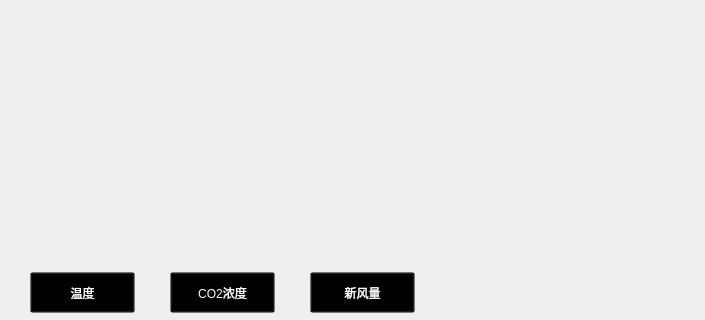
Old version of the form Window/Form/curve.ui in the repository caosq/ChickenFarm; both pictures show x 0 to 705 and y 388 to 708 of the 920 by 708 pixel window.
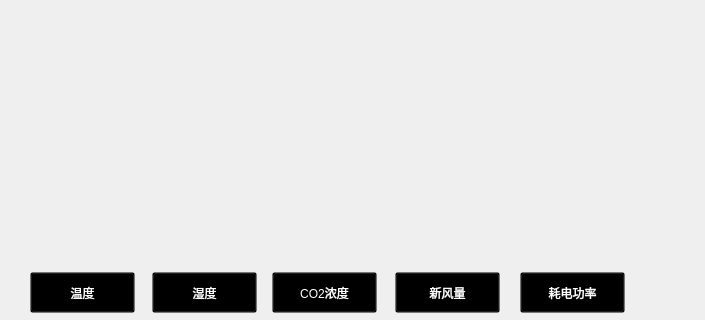
New version of the form. Icons and pictures are not drawn.

```diff
--- a/Window/Form/curve.ui
+++ b/Window/Form/curve.ui
@@ -609,7 +609,7 @@
   <widget class="QPushButton" name="co2Button">
    <property name="geometry">
     <rect>
-     <x>170</x>
+     <x>272</x>
      <y>660</y>
      <width>105</width>
      <height>41</height>
@@ -744,7 +744,7 @@
   <widget class="QPushButton" name="airButton">
    <property name="geometry">
     <rect>
-     <x>310</x>
+     <x>395</x>
      <y>660</y>
      <width>105</width>
      <height>41</height>
@@ -876,6 +876,276 @@
     <string>新风量</string>
    </property>
   </widget>
+  <widget class="QPushButton" name="humiButton">
+   <property name="geometry">
+    <rect>
+     <x>152</x>
+     <y>660</y>
+     <width>105</width>
+     <height>41</height>
+    </rect>
+   </property>
+   <property name="palette">
+    <palette>
+     <active>
+      <colorrole role="Button">
+       <brush brushstyle="SolidPattern">
+        <color alpha="0">
+         <red>0</red>
+         <green>0</green>
+         <blue>0</blue>
+        </color>
+       </brush>
+      </colorrole>
+      <colorrole role="ButtonText">
+       <brush brushstyle="SolidPattern">
+        <color alpha="255">
+         <red>255</red>
+         <green>255</green>
+         <blue>255</blue>
+        </color>
+       </brush>
+      </colorrole>
+      <colorrole role="Base">
+       <brush brushstyle="SolidPattern">
+        <color alpha="0">
+         <red>0</red>
+         <green>0</green>
+         <blue>0</blue>
+        </color>
+       </brush>
+      </colorrole>
+      <colorrole role="Window">
+       <brush brushstyle="SolidPattern">
+        <color alpha="0">
+         <red>0</red>
+         <green>0</green>
+         <blue>0</blue>
+        </color>
+       </brush>
+      </colorrole>
+     </active>
+     <inactive>
+      <colorrole role="Button">
+       <brush brushstyle="SolidPattern">
+        <color alpha="0">
+         <red>0</red>
+         <green>0</green>
+         <blue>0</blue>
+        </color>
+       </brush>
+      </colorrole>
+      <colorrole role="ButtonText">
+       <brush brushstyle="SolidPattern">
+        <color alpha="255">
+         <red>255</red>
+         <green>255</green>
+         <blue>255</blue>
+        </color>
+       </brush>
+      </colorrole>
+      <colorrole role="Base">
+       <brush brushstyle="SolidPattern">
+        <color alpha="0">
+         <red>0</red>
+         <green>0</green>
+         <blue>0</blue>
+        </color>
+       </brush>
+      </colorrole>
+      <colorrole role="Window">
+       <brush brushstyle="SolidPattern">
+        <color alpha="0">
+         <red>0</red>
+         <green>0</green>
+         <blue>0</blue>
+        </color>
+       </brush>
+      </colorrole>
+     </inactive>
+     <disabled>
+      <colorrole role="Button">
+       <brush brushstyle="SolidPattern">
+        <color alpha="0">
+         <red>0</red>
+         <green>0</green>
+         <blue>0</blue>
+        </color>
+       </brush>
+      </colorrole>
+      <colorrole role="ButtonText">
+       <brush brushstyle="SolidPattern">
+        <color alpha="255">
+         <red>190</red>
+         <green>190</green>
+         <blue>190</blue>
+        </color>
+       </brush>
+      </colorrole>
+      <colorrole role="Base">
+       <brush brushstyle="SolidPattern">
+        <color alpha="0">
+         <red>0</red>
+         <green>0</green>
+         <blue>0</blue>
+        </color>
+       </brush>
+      </colorrole>
+      <colorrole role="Window">
+       <brush brushstyle="SolidPattern">
+        <color alpha="0">
+         <red>0</red>
+         <green>0</green>
+         <blue>0</blue>
+        </color>
+       </brush>
+      </colorrole>
+     </disabled>
+    </palette>
+   </property>
+   <property name="styleSheet">
+    <string notr="true">font: 16pt &quot;Ubuntu&quot;;
+border-image: url(:/UI/Frame/按键.png);</string>
+   </property>
+   <property name="text">
+    <string>湿度</string>
+   </property>
+  </widget>
+  <widget class="QPushButton" name="powerButton">
+   <property name="geometry">
+    <rect>
+     <x>520</x>
+     <y>660</y>
+     <width>105</width>
+     <height>41</height>
+    </rect>
+   </property>
+   <property name="palette">
+    <palette>
+     <active>
+      <colorrole role="Button">
+       <brush brushstyle="SolidPattern">
+        <color alpha="0">
+         <red>0</red>
+         <green>0</green>
+         <blue>0</blue>
+        </color>
+       </brush>
+      </colorrole>
+      <colorrole role="ButtonText">
+       <brush brushstyle="SolidPattern">
+        <color alpha="255">
+         <red>255</red>
+         <green>255</green>
+         <blue>255</blue>
+        </color>
+       </brush>
+      </colorrole>
+      <colorrole role="Base">
+       <brush brushstyle="SolidPattern">
+        <color alpha="0">
+         <red>0</red>
+         <green>0</green>
+         <blue>0</blue>
+        </color>
+       </brush>
+      </colorrole>
+      <colorrole role="Window">
+       <brush brushstyle="SolidPattern">
+        <color alpha="0">
+         <red>0</red>
+         <green>0</green>
+         <blue>0</blue>
+        </color>
+       </brush>
+      </colorrole>
+     </active>
+     <inactive>
+      <colorrole role="Button">
+       <brush brushstyle="SolidPattern">
+        <color alpha="0">
+         <red>0</red>
+         <green>0</green>
+         <blue>0</blue>
+        </color>
+       </brush>
+      </colorrole>
+      <colorrole role="ButtonText">
+       <brush brushstyle="SolidPattern">
+        <color alpha="255">
+         <red>255</red>
+         <green>255</green>
+         <blue>255</blue>
+        </color>
+       </brush>
+      </colorrole>
+      <colorrole role="Base">
+       <brush brushstyle="SolidPattern">
+        <color alpha="0">
+         <red>0</red>
+         <green>0</green>
+         <blue>0</blue>
+        </color>
+       </brush>
+      </colorrole>
+      <colorrole role="Window">
+       <brush brushstyle="SolidPattern">
+        <color alpha="0">
+         <red>0</red>
+         <green>0</green>
+         <blue>0</blue>
+        </color>
+       </brush>
+      </colorrole>
+     </inactive>
+     <disabled>
+      <colorrole role="Button">
+       <brush brushstyle="SolidPattern">
+        <color alpha="0">
+         <red>0</red>
+         <green>0</green>
+         <blue>0</blue>
+        </color>
+       </brush>
+      </colorrole>
+      <colorrole role="ButtonText">
+       <brush brushstyle="SolidPattern">
+        <color alpha="255">
+         <red>190</red>
+         <green>190</green>
+         <blue>190</blue>
+        </color>
+       </brush>
+      </colorrole>
+      <colorrole role="Base">
+       <brush brushstyle="SolidPattern">
+        <color alpha="0">
+         <red>0</red>
+         <green>0</green>
+         <blue>0</blue>
+        </color>
+       </brush>
+      </colorrole>
+      <colorrole role="Window">
+       <brush brushstyle="SolidPattern">
+        <color alpha="0">
+         <red>0</red>
+         <green>0</green>
+         <blue>0</blue>
+        </color>
+       </brush>
+      </colorrole>
+     </disabled>
+    </palette>
+   </property>
+   <property name="styleSheet">
+    <string notr="true">font: 16pt &quot;Ubuntu&quot;;
+border-image: url(:/UI/Frame/按键.png);</string>
+   </property>
+   <property name="text">
+    <string>耗电功率</string>
+   </property>
+  </widget>
  </widget>
  <resources/>
  <connections/>
```
